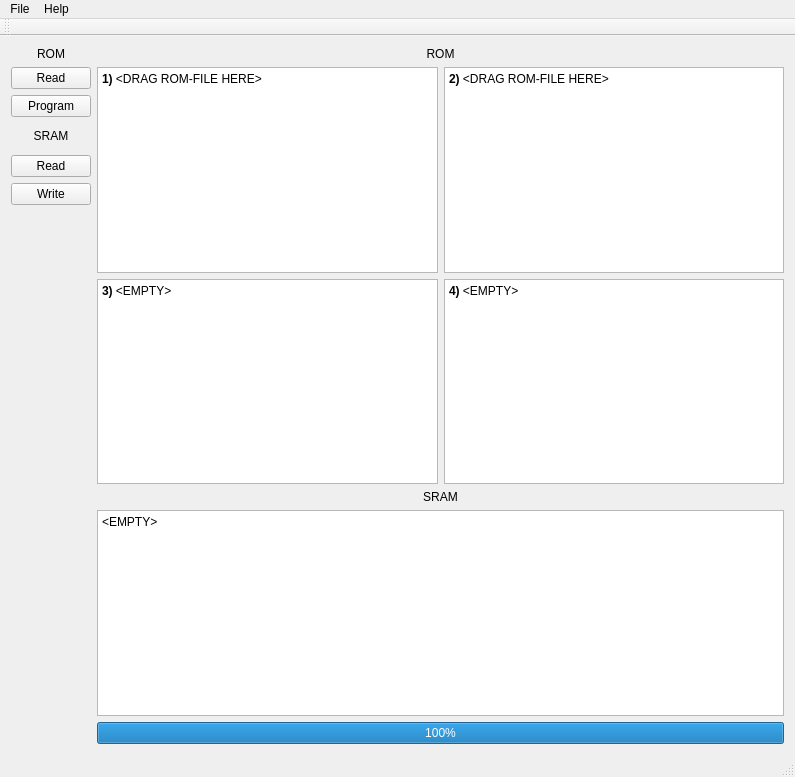
First picture: the form in SuperFlashUsb/mainwindow.ui, repository bazz1tv/SuperFlashUSB, before the edit.
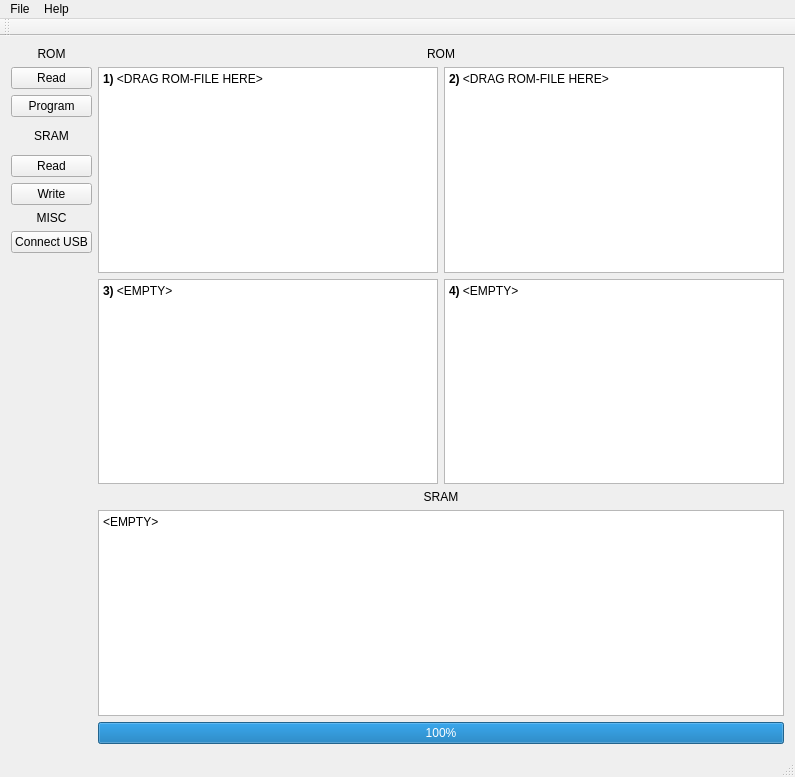
Second picture: the form after the edit. Custom widgets are drawn as their Qt base class.

```diff
--- a/SuperFlashUsb/mainwindow.ui
+++ b/SuperFlashUsb/mainwindow.ui
@@ -99,6 +99,23 @@
         </property>
        </widget>
       </item>
+      <item>
+       <widget class="QLabel" name="label_3">
+        <property name="text">
+         <string>MISC</string>
+        </property>
+        <property name="alignment">
+         <set>Qt::AlignCenter</set>
+        </property>
+       </widget>
+      </item>
+      <item>
+       <widget class="QPushButton" name="pushButton_USBConnect">
+        <property name="text">
+         <string>Connect USB</string>
+        </property>
+       </widget>
+      </item>
       <item>
        <spacer name="verticalSpacer_2">
         <property name="orientation">
```
Left out of the diff: 10 changed lines with no effect on the pictures.
